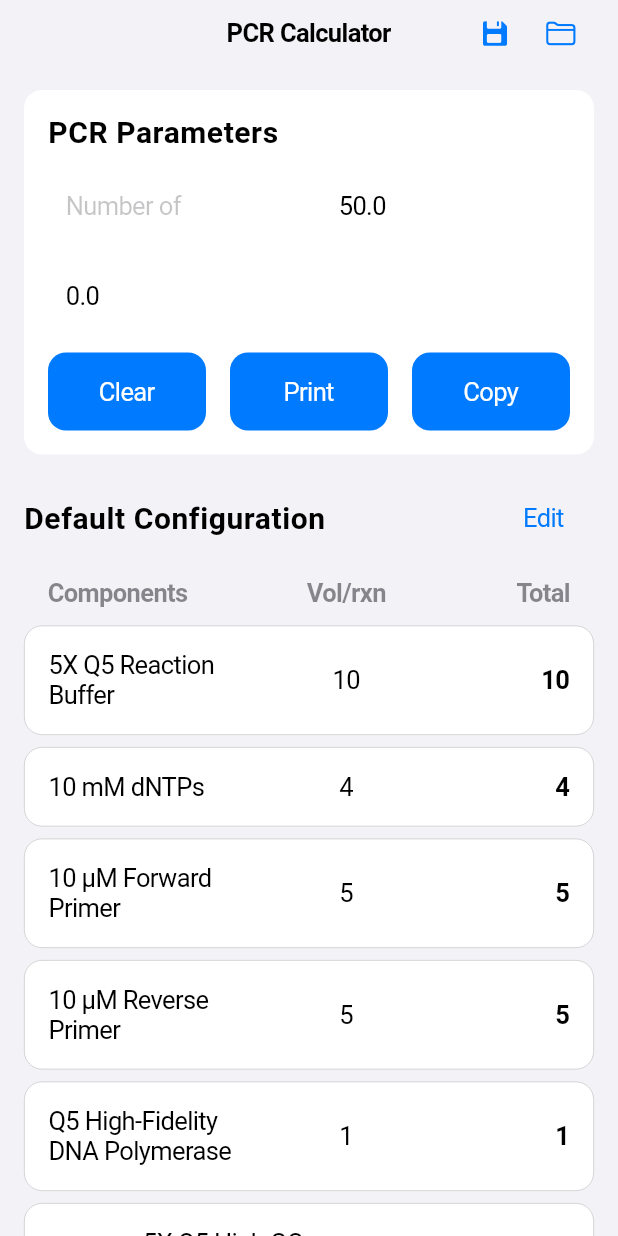
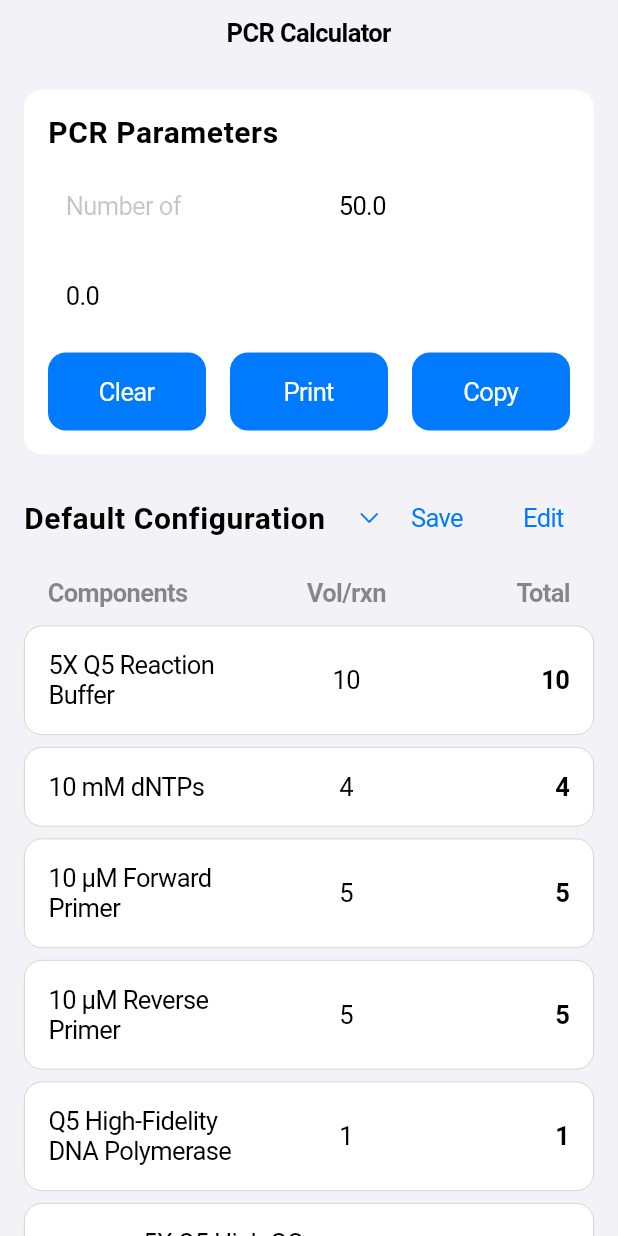
Before and after one commit to alextu870719/Lab-Studio, a Flutter app: the screen it shows after launch, on a phone screen of 412 x 824 dp. Run offline on Flutter 3.47's test engine with Material 3 defaults, Android fonts, the phone set to English and light mode, and no system bars; our stand-ins replace printing, shared_preferences.

Commit message:
整合配置載入功能到配置名稱區塊，並將 Save 按鈕移至 Edit 左側
- 將配置名稱顯示區域改為可點擊按鈕，點擊後彈出垂直轉盤載入配置
- 在配置名稱右側加入下拉箭頭圖標，提示用戶可點擊
- 重新排列按鈕佈局：Save 按鈕移到 Edit 按鈕左側
- 保持原有的載入配置垂直轉盤 UI 和功能不變
- 簡化操作流程：配置載入更直觀，按鈕佈局更合理

```diff
--- a/lib/main.dart
+++ b/lib/main.dart
@@ -1014,21 +1014,6 @@ class _PcrCalculatorPageState extends State<PcrCalculatorPage> {
     return CupertinoPageScaffold(
       navigationBar: CupertinoNavigationBar(
         middle: const Text('PCR Calculator'),
-        trailing: Row(
-          mainAxisSize: MainAxisSize.min,
-          children: [
-            CupertinoButton(
-              padding: EdgeInsets.zero,
-              child: const Icon(CupertinoIcons.floppy_disk),
-              onPressed: _saveConfiguration,
-            ),
-            CupertinoButton(
-              padding: EdgeInsets.zero,
-              child: const Icon(CupertinoIcons.folder_open),
-              onPressed: _loadConfiguration,
-            ),
-          ],
-        ),
       ),
       child: GestureDetector(
         onTap: () {
@@ -1133,9 +1118,19 @@ class _PcrCalculatorPageState extends State<PcrCalculatorPage> {
             ),
             const SizedBox(height: 16),
 
-            // Configuration Name and Edit Button
+            // Configuration Name and Action Buttons
             Row(
               mainAxisAlignment: MainAxisAlignment.spaceBetween,
+              children: [
+                Expanded(
+                  child: CupertinoButton(
+                    padding: EdgeInsets.zero,
+                    onPressed: () {
+                      _loadConfiguration();
+                    },
+                    child: Container(
+                      alignment: Alignment.centerLeft,
+                      child: Row(
                         children: [
                           Expanded(
                             child: Text(
@@ -1145,6 +1140,30 @@ class _PcrCalculatorPageState extends State<PcrCalculatorPage> {
                                 color: CupertinoColors.label,
                               ),
                               overflow: TextOverflow.ellipsis,
+                            ),
+                          ),
+                          const SizedBox(width: 8),
+                          const Icon(
+                            CupertinoIcons.chevron_down,
+                            color: CupertinoColors.systemBlue,
+                            size: 16,
+                          ),
+                        ],
+                      ),
+                    ),
+                  ),
+                ),
+                Row(
+                  children: [
+                    CupertinoButton(
+                      onPressed: () {
+                        _saveConfiguration();
+                      },
+                      child: const Text(
+                        'Save',
+                        style: TextStyle(
+                          color: CupertinoColors.systemBlue,
+                        ),
                       ),
                     ),
                     CupertinoButton(
@@ -1168,6 +1187,8 @@ class _PcrCalculatorPageState extends State<PcrCalculatorPage> {
                               : CupertinoColors.systemBlue,
                         ),
                       ),
+                    ),
+                  ],
                 ),
               ],
             ),
```
Lines whose indentation alone changed are shown as unchanged.
